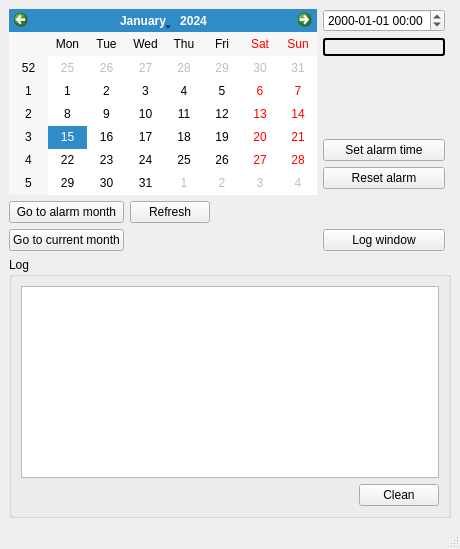
Old version of the form src/gui/ui/mainwindow.ui in the repository flexoid/QRtcAlarm.
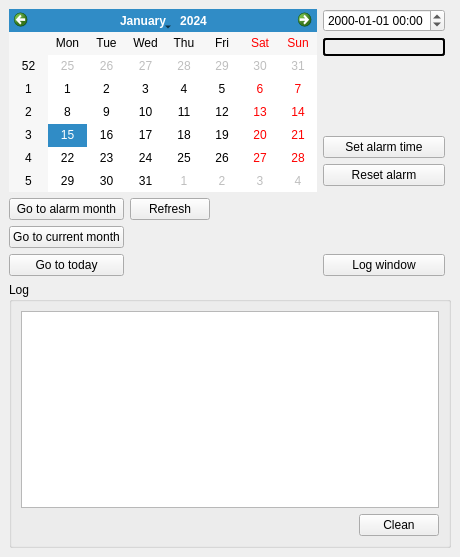
New version of the form. Custom widgets are drawn as their Qt base class.

Commit message: Added "Go to today" button

The edit to the form file:
```diff
--- a/src/gui/ui/mainwindow.ui
+++ b/src/gui/ui/mainwindow.ui
@@ -10,7 +10,7 @@
     <x>0</x>
     <y>0</y>
     <width>460</width>
-    <height>549</height>
+    <height>557</height>
    </rect>
   </property>
   <property name="sizePolicy">
@@ -104,7 +104,7 @@
        </spacer>
       </item>
       <item row="7" column="0">
-       <widget class="QPushButton" name="goToTodayButton">
+       <widget class="QPushButton" name="goToCurrentMonthButton">
         <property name="text">
          <string>Go to current month</string>
         </property>
@@ -150,7 +150,14 @@
         </property>
        </widget>
       </item>
-      <item row="7" column="3">
+      <item row="8" column="0">
+       <widget class="QPushButton" name="goToTodayButton">
+        <property name="text">
+         <string>Go to today</string>
+        </property>
+       </widget>
+      </item>
+      <item row="8" column="3">
        <widget class="QPushButton" name="logButton">
         <property name="text">
          <string>Log window</string>
@@ -209,7 +216,6 @@
     </rect>
    </property>
   </widget>
-  <widget class="QStatusBar" name="statusbar"/>
  </widget>
  <customwidgets>
   <customwidget>
```
Left out of the diff: 3 changed lines with no effect on the pictures. The commit also changes 3 other files.
